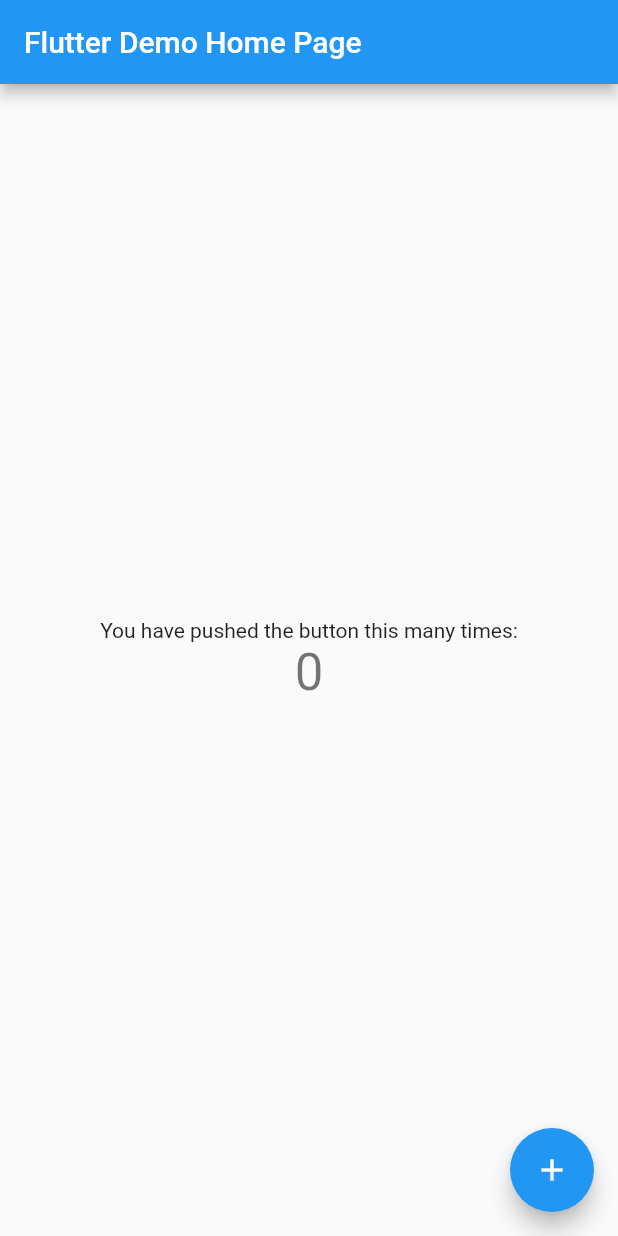
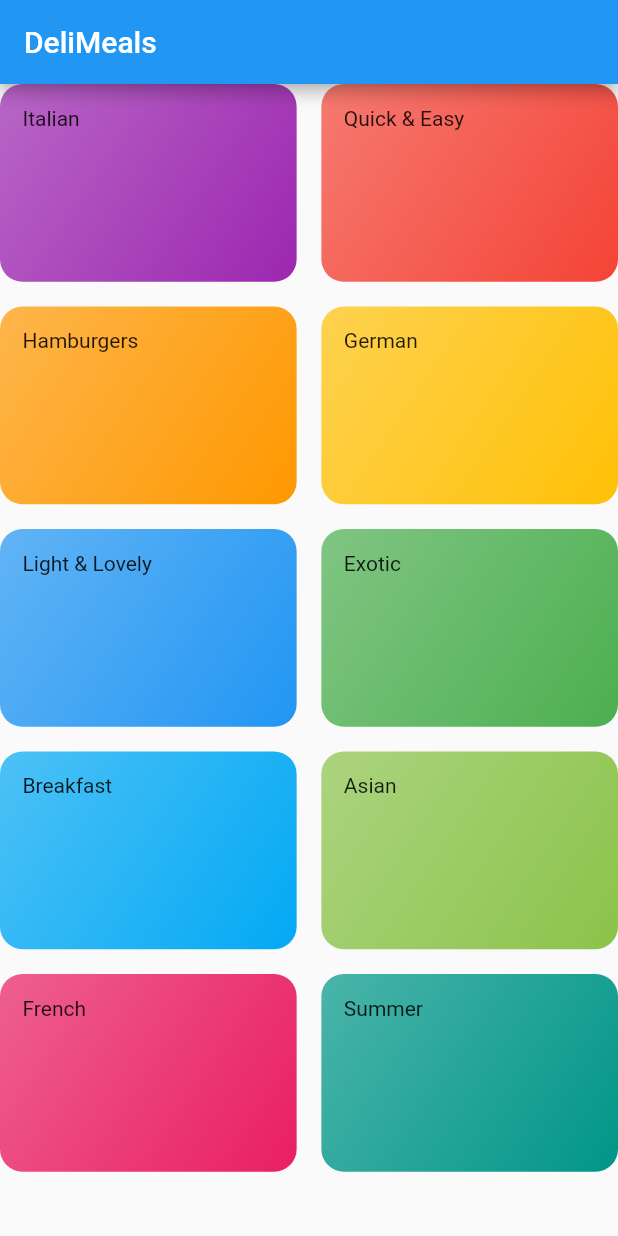
Before and after one commit to Nhh124/Flutter-Food-App, a Flutter app: the screen it shows after launch, on a phone screen of 412 x 824 dp. Run offline on Flutter 3.47's test engine with Material 2 defaults, Android fonts, the phone set to English and light mode, and no system bars.

Commit message:
WIP | Load category_item

```diff
--- /dev/null
+++ b/food_app/lib/data/dummy_data.dart
@@ -0,0 +1,56 @@
+import 'package:flutter/material.dart';
+
+import '../model/category.dart';
+
+const DUMMY_CATEGORIES = const [
+  Category(
+    id: 'c1',
+    title: 'Italian',
+    color: Colors.purple,
+  ),
+  Category(
+    id: 'c2',
+    title: 'Quick & Easy',
+    color: Colors.red,
+  ),
+  Category(
+    id: 'c3',
+    title: 'Hamburgers',
+    color: Colors.orange,
+  ),
+  Category(
+    id: 'c4',
+    title: 'German',
+    color: Colors.amber,
+  ),
+  Category(
+    id: 'c5',
+    title: 'Light & Lovely',
+    color: Colors.blue,
+  ),
+  Category(
+    id: 'c6',
+    title: 'Exotic',
+    color: Colors.green,
+  ),
+  Category(
+    id: 'c7',
+    title: 'Breakfast',
+    color: Colors.lightBlue,
+  ),
+  Category(
+    id: 'c8',
+    title: 'Asian',
+    color: Colors.lightGreen,
+  ),
+  Category(
+    id: 'c9',
+    title: 'French',
+    color: Colors.pink,
+  ),
+  Category(
+    id: 'c10',
+    title: 'Summer',
+    color: Colors.teal,
+  ),
+];
--- a/food_app/lib/main.dart
+++ b/food_app/lib/main.dart
@@ -1,4 +1,7 @@
 import 'package:flutter/material.dart';
+import 'package:food_app/screen/categories_screen.dart';
+
+import 'screen/home_screen.dart';
 
 void main() {
   runApp(const MyApp());
@@ -7,109 +10,15 @@ void main() {
 class MyApp extends StatelessWidget {
   const MyApp({super.key});
 
-  // This widget is the root of your application.
   @override
   Widget build(BuildContext context) {
     return MaterialApp(
-      title: 'Flutter Demo',
+      debugShowCheckedModeBanner: false,
       theme: ThemeData(
-        // This is the theme of your application.
-        //
-        // Try running your application with "flutter run". You'll see the
-        // application has a blue toolbar. Then, without quitting the app, try
-        // changing the primarySwatch below to Colors.green and then invoke
-        // "hot reload" (press "r" in the console where you ran "flutter run",
-        // or simply save your changes to "hot reload" in a Flutter IDE).
-        // Notice that the counter didn't reset back to zero; the application
-        // is not restarted.
         primarySwatch: Colors.blue,
       ),
-      home: const MyHomePage(title: 'Flutter Demo Home Page'),
+      title: "DeliMeals",
+      home: const CategoryScreen(),
     );
   }
 }
-
-class MyHomePage extends StatefulWidget {
-  const MyHomePage({super.key, required this.title});
-
-  // This widget is the home page of your application. It is stateful, meaning
-  // that it has a State object (defined below) that contains fields that affect
-  // how it looks.
-
-  // This class is the configuration for the state. It holds the values (in this
-  // case the title) provided by the parent (in this case the App widget) and
-  // used by the build method of the State. Fields in a Widget subclass are
-  // always marked "final".
-
-  final String title;
-
-  @override
-  State<MyHomePage> createState() => _MyHomePageState();
-}
-
-class _MyHomePageState extends State<MyHomePage> {
-  int _counter = 0;
-
-  void _incrementCounter() {
-    setState(() {
-      // This call to setState tells the Flutter framework that something has
-      // changed in this State, which causes it to rerun the build method below
-      // so that the display can reflect the updated values. If we changed
-      // _counter without calling setState(), then the build method would not be
-      // called again, and so nothing would appear to happen.
-      _counter++;
-    });
-  }
-
-  @override
-  Widget build(BuildContext context) {
-    // This method is rerun every time setState is called, for instance as done
-    // by the _incrementCounter method above.
-    //
-    // The Flutter framework has been optimized to make rerunning build methods
-    // fast, so that you can just rebuild anything that needs updating rather
-    // than having to individually change instances of widgets.
-    return Scaffold(
-      appBar: AppBar(
-        // Here we take the value from the MyHomePage object that was created by
-        // the App.build method, and use it to set our appbar title.
-        title: Text(widget.title),
-      ),
-      body: Center(
-        // Center is a layout widget. It takes a single child and positions it
-        // in the middle of the parent.
-        child: Column(
-          // Column is also a layout widget. It takes a list of children and
-          // arranges them vertically. By default, it sizes itself to fit its
-          // children horizontally, and tries to be as tall as its parent.
-          //
-          // Invoke "debug painting" (press "p" in the console, choose the
-          // "Toggle Debug Paint" action from the Flutter Inspector in Android
-          // Studio, or the "Toggle Debug Paint" command in Visual Studio Code)
-          // to see the wireframe for each widget.
-          //
-          // Column has various properties to control how it sizes itself and
-          // how it positions its children. Here we use mainAxisAlignment to
-          // center the children vertically; the main axis here is the vertical
-          // axis because Columns are vertical (the cross axis would be
-          // horizontal).
-          mainAxisAlignment: MainAxisAlignment.center,
-          children: <Widget>[
-            const Text(
-              'You have pushed the button this many times:',
-            ),
-            Text(
-              '$_counter',
-              style: Theme.of(context).textTheme.headline4,
-            ),
-          ],
-        ),
-      ),
-      floatingActionButton: FloatingActionButton(
-        onPressed: _incrementCounter,
-        tooltip: 'Increment',
-        child: const Icon(Icons.add),
-      ), // This trailing comma makes auto-formatting nicer for build methods.
-    );
-  }
-}
--- /dev/null
+++ b/food_app/lib/model/category.dart
@@ -0,0 +1,9 @@
+import 'package:flutter/material.dart';
+
+class Category {
+  final String id;
+  final String title;
+  final Color color;
+
+  const Category({required this.id, required this.title, required this.color});
+}
--- /dev/null
+++ b/food_app/lib/screen/categories_screen.dart
@@ -0,0 +1,32 @@
+import 'package:flutter/material.dart';
+import 'package:flutter/src/widgets/container.dart';
+import 'package:flutter/src/widgets/framework.dart';
+import 'package:flutter/widgets.dart';
+import 'package:food_app/data/dummy_data.dart';
+import 'package:food_app/model/category.dart';
+import './categories_screen.dart';
+import 'package:food_app/widget/categories_item.dart';
+
+class CategoryScreen extends StatelessWidget {
+  const CategoryScreen({super.key});
+
+  @override
+  Widget build(BuildContext context) {
+    Size size = MediaQuery.of(context).size;
+    return Scaffold(
+      appBar: AppBar(
+        title: Text("DeliMeals"),
+      ),
+      body: GridView(
+        gridDelegate: SliverGridDelegateWithMaxCrossAxisExtent(
+            maxCrossAxisExtent: size.height * 0.4,
+            childAspectRatio: 3 / 2,
+            crossAxisSpacing: size.height * .02,
+            mainAxisSpacing: size.height * .02),
+        children: DUMMY_CATEGORIES
+            .map((data) => CategoryItem(title: data.title, color: data.color))
+            .toList(),
+      ),
+    );
+  }
+}
--- /dev/null
+++ b/food_app/lib/screen/home_screen.dart
@@ -0,0 +1,26 @@
+import 'package:flutter/material.dart';
+import 'package:flutter/src/widgets/container.dart';
+import 'package:flutter/src/widgets/framework.dart';
+
+class HomePage extends StatefulWidget {
+  const HomePage({super.key});
+
+  @override
+  State<HomePage> createState() => _HomePageState();
+}
+
+class _HomePageState extends State<HomePage> {
+  @override
+  Widget build(BuildContext context) {
+    return Scaffold(
+      appBar: AppBar(
+        title: Text("DeliMeals"),
+      ),
+      body: Column(children: [
+        Container(
+          child: Text("ABCXYZ"),
+        )
+      ]),
+    );
+  }
+}
--- /dev/null
+++ b/food_app/lib/widget/categories_item.dart
@@ -0,0 +1,25 @@
+import 'package:flutter/cupertino.dart';
+import 'package:flutter/src/widgets/container.dart';
+import 'package:flutter/src/widgets/framework.dart';
+
+class CategoryItem extends StatelessWidget {
+  const CategoryItem({super.key, required this.title, required this.color});
+  final String title;
+  final Color color;
+
+  @override
+  Widget build(BuildContext context) {
+    return Container(
+      padding: const EdgeInsets.all(15),
+      child: Text(title),
+      decoration: BoxDecoration(
+        gradient: LinearGradient(
+          colors: [color.withOpacity(0.7), color],
+          begin: Alignment.topLeft,
+          end: Alignment.bottomRight,
+        ),
+        borderRadius: BorderRadius.circular(15),
+      ),
+    );
+  }
+}
```
